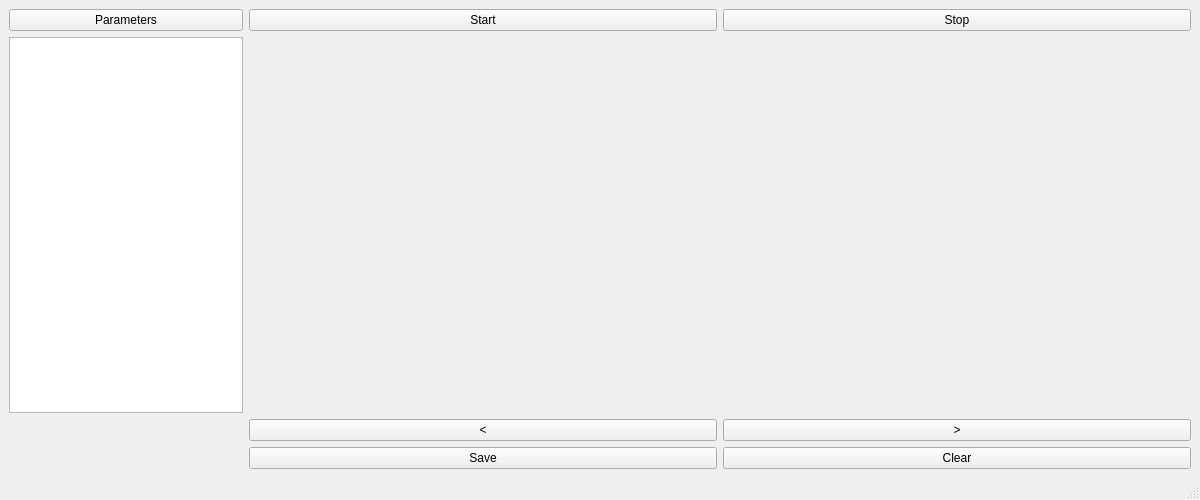
This is GUI/temp_sensor_main_window.ui in urhtrinko/Senzor_temperature as Qt 5 draws it before an edit. The edited form follows.
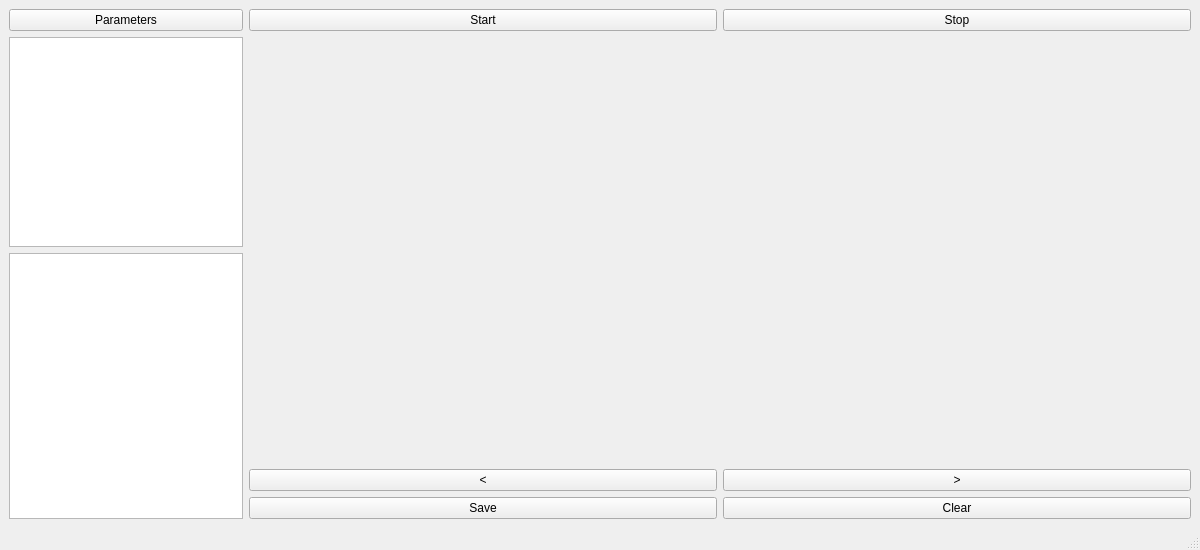
This is the edited form.

Patch:
```diff
--- a/GUI/temp_sensor_main_window.ui
+++ b/GUI/temp_sensor_main_window.ui
@@ -7,7 +7,7 @@
     <x>0</x>
     <y>0</y>
     <width>1200</width>
-    <height>500</height>
+    <height>550</height>
    </rect>
   </property>
   <property name="sizePolicy">
@@ -19,7 +19,7 @@
   <property name="minimumSize">
    <size>
     <width>1200</width>
-    <height>500</height>
+    <height>550</height>
    </size>
   </property>
   <property name="windowTitle">
@@ -27,16 +27,10 @@
   </property>
   <widget class="QWidget" name="centralwidget">
    <layout class="QGridLayout" name="gridLayout">
-    <item row="2" column="0">
-     <widget class="QTextEdit" name="textDisplay">
-      <property name="sizePolicy">
-       <sizepolicy hsizetype="Expanding" vsizetype="Expanding">
-        <horstretch>1</horstretch>
-        <verstretch>1</verstretch>
-       </sizepolicy>
-      </property>
-      <property name="readOnly">
-       <bool>true</bool>
+    <item row="0" column="0">
+     <widget class="QPushButton" name="btnParameters">
+      <property name="text">
+       <string>Parameters</string>
       </property>
      </widget>
     </item>
@@ -47,30 +41,6 @@
       </property>
      </widget>
     </item>
-    <item row="3" column="2">
-     <widget class="QPushButton" name="btnMoveRight">
-      <property name="text">
-       <string>&gt;</string>
-      </property>
-     </widget>
-    </item>
-    <item row="2" column="1" colspan="2">
-     <widget class="QWidget" name="plotWidget" native="true">
-      <property name="sizePolicy">
-       <sizepolicy hsizetype="Expanding" vsizetype="Expanding">
-        <horstretch>2</horstretch>
-        <verstretch>1</verstretch>
-       </sizepolicy>
-      </property>
-     </widget>
-    </item>
-    <item row="3" column="1">
-     <widget class="QPushButton" name="btnMoveLeft">
-      <property name="text">
-       <string>&lt;</string>
-      </property>
-     </widget>
-    </item>
     <item row="0" column="2">
      <widget class="QPushButton" name="btnStopDetection">
       <property name="text">
@@ -78,24 +48,57 @@
       </property>
      </widget>
     </item>
-    <item row="4" column="1">
+    <item row="3" column="0">
+     <widget class="QTextEdit" name="messageDisplay"/>
+    </item>
+    <item row="4" column="0" rowspan="3">
+     <widget class="QTextEdit" name="dataDisplay">
+      <property name="sizePolicy">
+       <sizepolicy hsizetype="Expanding" vsizetype="Expanding">
+        <horstretch>1</horstretch>
+        <verstretch>1</verstretch>
+       </sizepolicy>
+      </property>
+      <property name="readOnly">
+       <bool>true</bool>
+      </property>
+     </widget>
+    </item>
+    <item row="6" column="1">
      <widget class="QPushButton" name="btnSave">
       <property name="text">
        <string>Save</string>
       </property>
      </widget>
     </item>
-    <item row="4" column="2">
+    <item row="6" column="2">
      <widget class="QPushButton" name="btnClear">
       <property name="text">
        <string>Clear</string>
       </property>
      </widget>
     </item>
-    <item row="0" column="0">
-     <widget class="QPushButton" name="btnParameters">
+    <item row="5" column="1">
+     <widget class="QPushButton" name="btnMoveLeft">
       <property name="text">
-       <string>Parameters</string>
+       <string>&lt;</string>
+      </property>
+     </widget>
+    </item>
+    <item row="5" column="2">
+     <widget class="QPushButton" name="btnMoveRight">
+      <property name="text">
+       <string>&gt;</string>
+      </property>
+     </widget>
+    </item>
+    <item row="3" column="1" rowspan="2" colspan="2">
+     <widget class="QWidget" name="plotWidget" native="true">
+      <property name="sizePolicy">
+       <sizepolicy hsizetype="Expanding" vsizetype="Expanding">
+        <horstretch>2</horstretch>
+        <verstretch>1</verstretch>
+       </sizepolicy>
       </property>
      </widget>
     </item>
```
